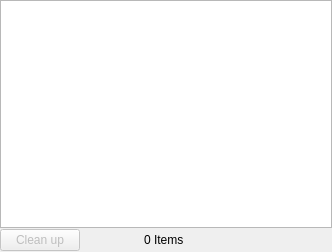
The window that src/downloads.ui (EndorphinBrowser/browser) describes before a commit, drawn with Qt 5.
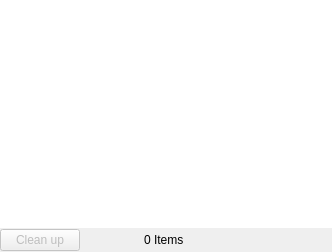
The same window after the commit. Custom widgets are drawn as their Qt base class.

Commit message: remove frame around list widget

```diff
--- a/src/downloads.ui
+++ b/src/downloads.ui
@@ -20,7 +20,11 @@
     <number>0</number>
    </property>
    <item row="0" column="0" colspan="3" >
-    <widget class="EditTableView" name="downloadsView" />
+    <widget class="EditTableView" name="downloadsView" >
+     <property name="frameShape" >
+      <enum>QFrame::NoFrame</enum>
+     </property>
+    </widget>
    </item>
    <item row="1" column="0" >
     <layout class="QHBoxLayout" name="horizontalLayout" >
```
